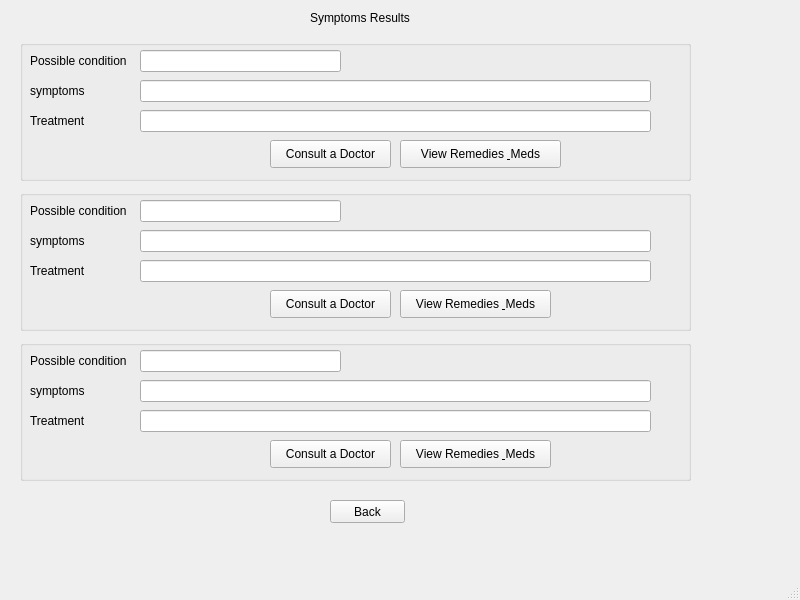
First picture: the form in Screens/symptom_results.ui, repository Ghulam-Mustafa08291/IlajNow, before the edit.
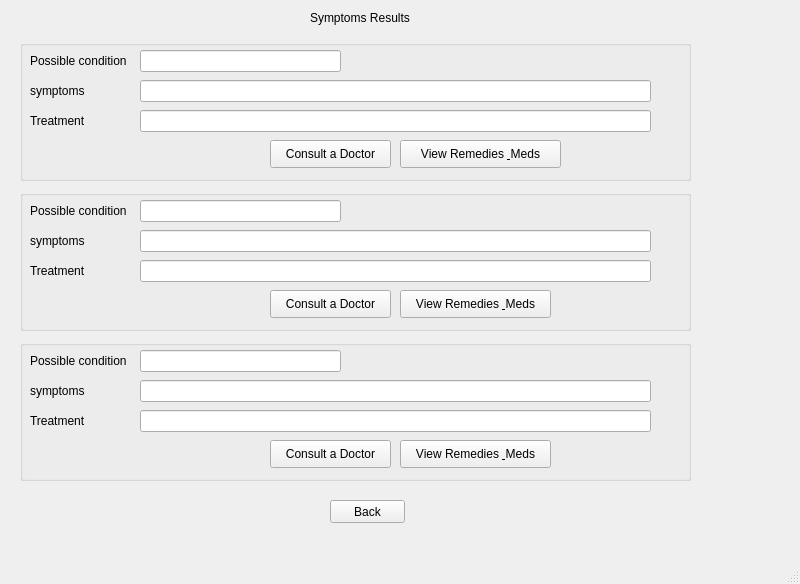
Second picture: the form after the edit.

Commit message: working on consult dr screen implementation

```diff
--- a/Screens/symptom_results.ui
+++ b/Screens/symptom_results.ui
@@ -7,7 +7,7 @@
     <x>0</x>
     <y>0</y>
     <width>800</width>
-    <height>600</height>
+    <height>584</height>
    </rect>
   </property>
   <property name="windowTitle">
```
Left out of the diff: 6 changed lines with no effect on the pictures. The commit also changes 2 other files.
